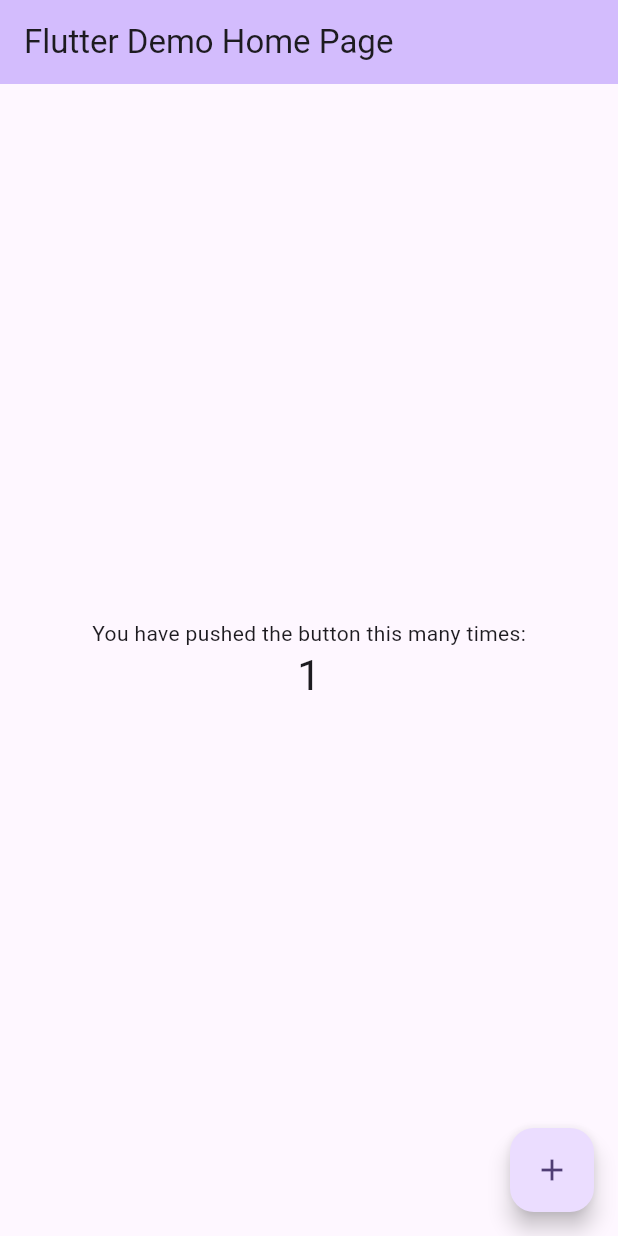
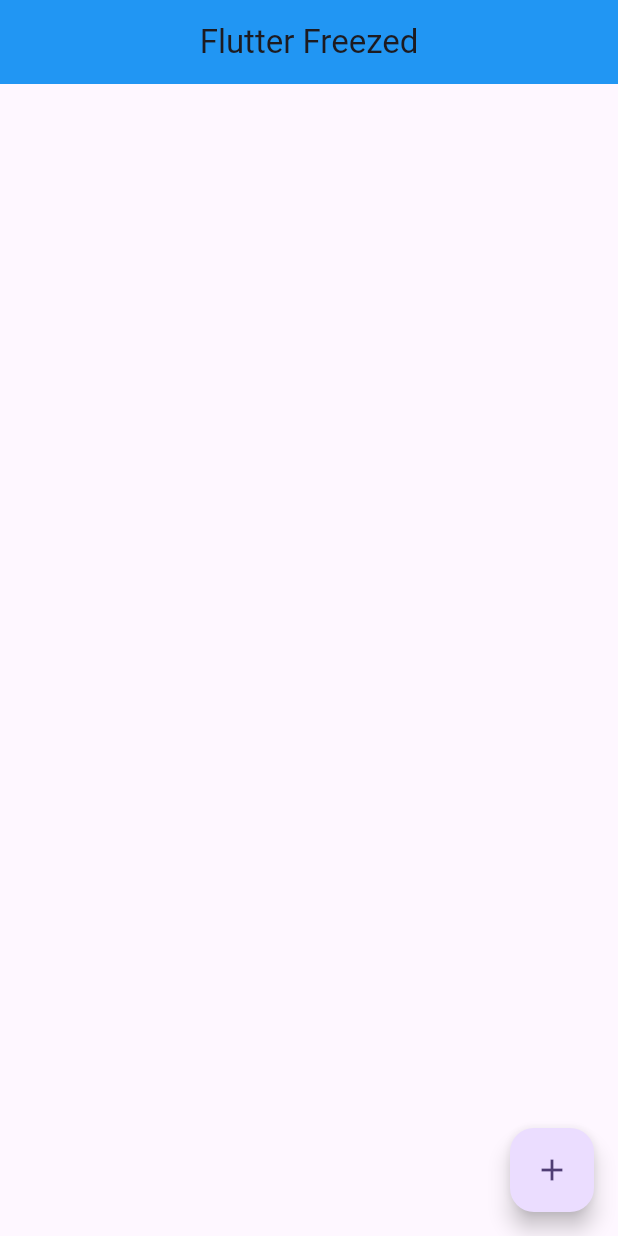
Before and after one commit to rn-byte/freezed_flutter, a Flutter app: the screen it shows after launch, after a tap on the "add" icon, on a phone screen of 412 x 824 dp. Run offline on Flutter 3.47's test engine with Material 3 defaults, Android fonts, the phone set to English and light mode, and no system bars; our stand-ins replace freezed_annotation.

Commit message:
This is 2nd commit

```diff
--- /dev/null
+++ b/lib/home.dart
@@ -0,0 +1,50 @@
+import 'package:flutter/material.dart';
+import 'package:freezed_flutt/model/user.dart';
+
+class HomeScreen extends StatefulWidget {
+  const HomeScreen({super.key});
+
+  @override
+  State<HomeScreen> createState() => _HomeScreenState();
+}
+
+class _HomeScreenState extends State<HomeScreen> {
+  //for fromJson
+  var map = {
+    'fName': 'Ram',
+    'lName': 'Thakur',
+    'isActive': true,
+  };
+
+  //for toJSon
+  var user = User(fName: 'Honey', lName: 'Singh', isActive: false);
+
+  @override
+  Widget build(BuildContext context) {
+    return Scaffold(
+      appBar: AppBar(
+        title: const Text('Flutter Freezed'),
+        centerTitle: true,
+        backgroundColor: Colors.blue,
+      ),
+      body: Container(
+        margin: const EdgeInsets.all(15),
+        child: ListView.builder(
+          itemBuilder: (context, index) {
+            return ListTile();
+          },
+        ),
+      ),
+      floatingActionButton: FloatingActionButton(
+        onPressed: () {
+          var user = User.fromJson(map);
+          print(user);
+
+          var mapData = user.toJson();
+          print(mapData);
+        },
+        child: const Icon(Icons.add),
+      ),
+    );
+  }
+}
--- a/lib/main.dart
+++ b/lib/main.dart
@@ -1,4 +1,5 @@
 import 'package:flutter/material.dart';
+import 'package:freezed_flutt/home.dart';
 
 void main() {
   runApp(const MyApp());
@@ -11,115 +12,13 @@
   @override
   Widget build(BuildContext context) {
     return MaterialApp(
+      debugShowCheckedModeBanner: false,
       title: 'Flutter Demo',
       theme: ThemeData(
-        // This is the theme of your application.
-        //
-        // TRY THIS: Try running your application with "flutter run". You'll see
-        // the application has a purple toolbar. Then, without quitting the app,
-        // try changing the seedColor in the colorScheme below to Colors.green
-        // and then invoke "hot reload" (save your changes or press the "hot
-        // reload" button in a Flutter-supported IDE, or press "r" if you used
-        // the command line to start the app).
-        //
-        // Notice that the counter didn't reset back to zero; the application
-        // state is not lost during the reload. To reset the state, use hot
-        // restart instead.
-        //
-        // This works for code too, not just values: Most code changes can be
-        // tested with just a hot reload.
         colorScheme: ColorScheme.fromSeed(seedColor: Colors.deepPurple),
         useMaterial3: true,
       ),
-      home: const MyHomePage(title: 'Flutter Demo Home Page'),
+      home: const HomeScreen(),
     );
   }
 }
-
-class MyHomePage extends StatefulWidget {
-  const MyHomePage({super.key, required this.title});
-
-  // This widget is the home page of your application. It is stateful, meaning
-  // that it has a State object (defined below) that contains fields that affect
-  // how it looks.
-
-  // This class is the configuration for the state. It holds the values (in this
-  // case the title) provided by the parent (in this case the App widget) and
-  // used by the build method of the State. Fields in a Widget subclass are
-  // always marked "final".
-
-  final String title;
-
-  @override
-  State<MyHomePage> createState() => _MyHomePageState();
-}
-
-class _MyHomePageState extends State<MyHomePage> {
-  int _counter = 0;
-
-  void _incrementCounter() {
-    setState(() {
-      // This call to setState tells the Flutter framework that something has
-      // changed in this State, which causes it to rerun the build method below
-      // so that the display can reflect the updated values. If we changed
-      // _counter without calling setState(), then the build method would not be
-      // called again, and so nothing would appear to happen.
-      _counter++;
-    });
-  }
-
-  @override
-  Widget build(BuildContext context) {
-    // This method is rerun every time setState is called, for instance as done
-    // by the _incrementCounter method above.
-    //
-    // The Flutter framework has been optimized to make rerunning build methods
-    // fast, so that you can just rebuild anything that needs updating rather
-    // than having to individually change instances of widgets.
-    return Scaffold(
-      appBar: AppBar(
-        // TRY THIS: Try changing the color here to a specific color (to
-        // Colors.amber, perhaps?) and trigger a hot reload to see the AppBar
-        // change color while the other colors stay the same.
-        backgroundColor: Theme.of(context).colorScheme.inversePrimary,
-        // Here we take the value from the MyHomePage object that was created by
-        // the App.build method, and use it to set our appbar title.
-        title: Text(widget.title),
-      ),
-      body: Center(
-        // Center is a layout widget. It takes a single child and positions it
-        // in the middle of the parent.
-        child: Column(
-          // Column is also a layout widget. It takes a list of children and
-          // arranges them vertically. By default, it sizes itself to fit its
-          // children horizontally, and tries to be as tall as its parent.
-          //
-          // Column has various properties to control how it sizes itself and
-          // how it positions its children. Here we use mainAxisAlignment to
-          // center the children vertically; the main axis here is the vertical
-          // axis because Columns are vertical (the cross axis would be
-          // horizontal).
-          //
-          // TRY THIS: Invoke "debug painting" (choose the "Toggle Debug Paint"
-          // action in the IDE, or press "p" in the console), to see the
-          // wireframe for each widget.
-          mainAxisAlignment: MainAxisAlignment.center,
-          children: <Widget>[
-            const Text(
-              'You have pushed the button this many times:',
-            ),
-            Text(
-              '$_counter',
-              style: Theme.of(context).textTheme.headlineMedium,
-            ),
-          ],
-        ),
-      ),
-      floatingActionButton: FloatingActionButton(
-        onPressed: _incrementCounter,
-        tooltip: 'Increment',
-        child: const Icon(Icons.add),
-      ), // This trailing comma makes auto-formatting nicer for build methods.
-    );
-  }
-}
```
